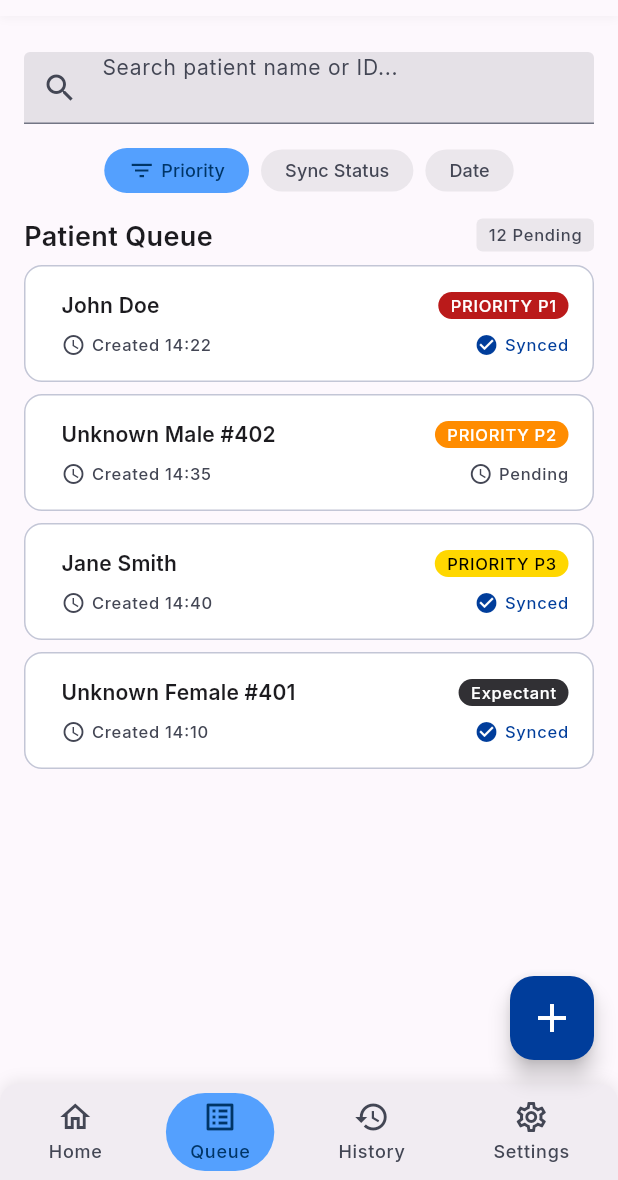
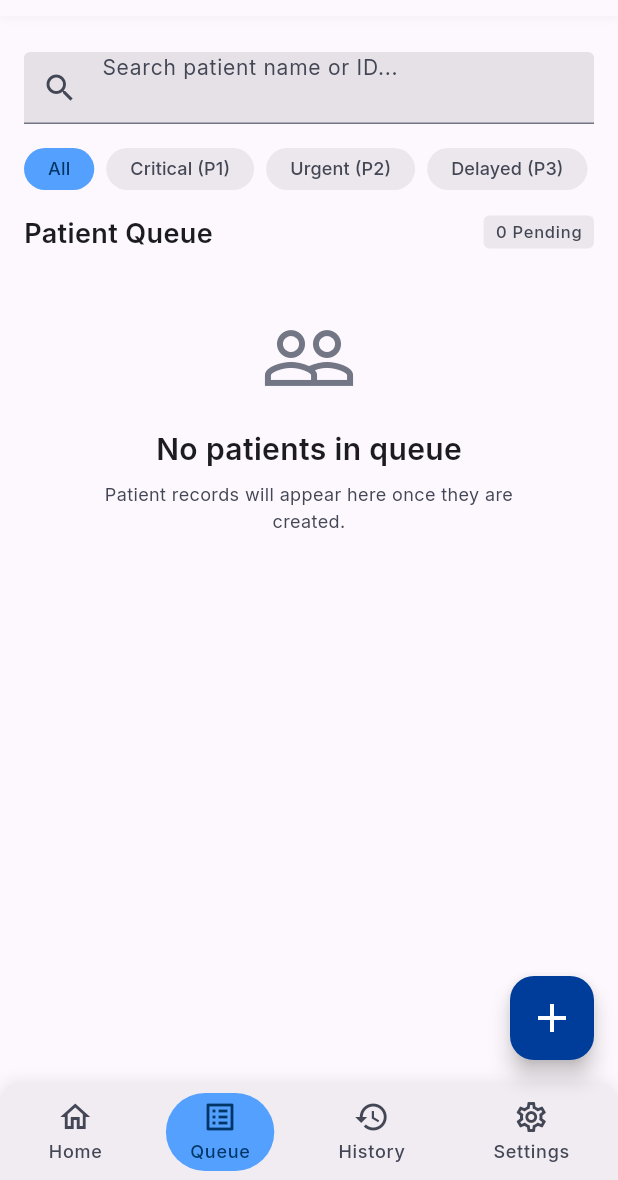
Before and after one commit to eddgachi/flutter-rapid-triage-app, a Flutter app: the PatientQueueScreen screen opened by its route, on a phone screen of 412 x 824 dp, the part 56-1236 px from its top. Run offline on Flutter 3.47's test engine with Material 3 defaults, Android fonts, the phone set to English and light mode, and no system bars; our stand-ins replace connectivity_plus, dio, flutter_riverpod, geolocator, go_router, hive_flutter; accounts and stored records are empty.

Commit message:
removed dummy data folder and added hive data to patient queue screen

```diff
--- a/lib/features/triage/controllers/queue_controller.dart
+++ b/lib/features/triage/controllers/queue_controller.dart
@@ -221,6 +221,23 @@ class QueueController extends Notifier<QueueState> {
     }
   }
 
+  // ==================== COUNT METHODS ====================
+  int totalCount() {
+    return _repository.totalPatients();
+  }
+
+  int pendingCount() {
+    return _repository.pendingCount();
+  }
+
+  int syncedCount() {
+    return _repository.syncedCount();
+  }
+
+  int criticalCount() {
+    return _repository.criticalCount();
+  }
+
   // ==================== GET COUNT INFORMATION ====================
   Map<String, int> getCounts() {
     return {
--- a/lib/features/triage/dummy/dummy_data.dart
+++ /dev/null
@@ -1,319 +0,0 @@
-import 'package:flutter/material.dart';
-
-class DummyPatient {
-  final String id;
-  final String name;
-  final String triageLevel;
-  final Color triageColor;
-  final String symptoms;
-  final String location;
-  final String nfcId;
-  final String createdAt;
-  final String syncStatus;
-  final Color syncColor;
-
-  const DummyPatient({
-    required this.id,
-    required this.name,
-    required this.triageLevel,
-    required this.triageColor,
-    required this.symptoms,
-    required this.location,
-    required this.nfcId,
-    required this.createdAt,
-    required this.syncStatus,
-    required this.syncColor,
-  });
-}
-
-class DummyQueueItem {
-  final String id;
-  final String name;
-  final String triageLevel;
-  final Color triageColor;
-  final String createdAt;
-  final String syncStatus;
-  final Color syncColor;
-
-  const DummyQueueItem({
-    required this.id,
-    required this.name,
-    required this.triageLevel,
-    required this.triageColor,
-    required this.createdAt,
-    required this.syncStatus,
-    required this.syncColor,
-  });
-}
-
-class DummySyncRecord {
-  final String id;
-  final String patientName;
-  final String triageLevel;
-  final String description;
-  final String time;
-  final String status;
-  final Color statusColor;
-  final Color leftColor;
-  final IconData icon;
-  final Color iconBgColor;
-  final Color iconColor;
-  final String? databaseId;
-
-  const DummySyncRecord({
-    required this.id,
-    required this.patientName,
-    required this.triageLevel,
-    required this.description,
-    required this.time,
-    required this.status,
-    required this.statusColor,
-    required this.leftColor,
-    required this.icon,
-    required this.iconBgColor,
-    required this.iconColor,
-    this.databaseId,
-  });
-}
-
-class DummyActivity {
-  final String patientId;
-  final String patientName;
-  final String triageLevel;
-  final Color triageColor;
-  final String time;
-  final String syncStatus;
-  final Color syncColor;
-
-  const DummyActivity({
-    required this.patientId,
-    required this.patientName,
-    required this.triageLevel,
-    required this.triageColor,
-    required this.time,
-    required this.syncStatus,
-    required this.syncColor,
-  });
-}
-
-class DummyTimelineEvent {
-  final String title;
-  final String time;
-  final String description;
-  final Color dotColor;
-  final Color cardColor;
-
-  const DummyTimelineEvent({
-    required this.title,
-    required this.time,
-    required this.description,
-    required this.dotColor,
-    required this.cardColor,
-  });
-}
-
-class DummyData {
-  DummyData._();
-
-  static const Color p1Color = Color(0xFFBA1A1A);
-  static const Color p2Color = Color(0xFFFF8C00);
-  static const Color p3Color = Color(0xFFFFD700);
-  static const Color p4Color = Color(0xFF313034);
-  static const Color p5Color = Color(0xFF0052CC);
-
-  static const Color syncedColor = Color(0xFF2E7D32);
-  static const Color pendingColor = Color(0xFFED6C02);
-  static const Color failedColor = Color(0xFFBA1A1A);
-
-  static const Color p1Bg = Color(0xFFFFDAD6);
-  static const Color p2Bg = Color(0xFFFF8C00);
-  static const Color p3Bg = Color(0xFF54A0FE);
-
-  static List<DummyPatient> get patients => [
-    const DummyPatient(
-      id: '#492-AXB',
-      name: 'Johnathan Doe',
-      triageLevel: 'P1 - CRITICAL',
-      triageColor: p1Color,
-      symptoms: 'Respiratory Distress',
-      location: 'Sector 7 - Ground Zero',
-      nfcId: 'TAG-A42-990',
-      createdAt: '12:30 PM',
-      syncStatus: 'Synced',
-      syncColor: syncedColor,
-    ),
-    const DummyPatient(
-      id: '#493-BXC',
-      name: 'Jane Smith',
-      triageLevel: 'P3',
-      triageColor: p3Color,
-      symptoms: 'Minor Laceration',
-      location: 'Sector 4 - Triage Tent',
-      nfcId: 'TAG-B12-345',
-      createdAt: '13:15 PM',
-      syncStatus: 'Pending',
-      syncColor: pendingColor,
-    ),
-    const DummyPatient(
-      id: '#491-ABC',
-      name: 'Unknown Male #402',
-      triageLevel: 'P2',
-      triageColor: p2Color,
-      symptoms: 'Chest Trauma',
-      location: 'Sector 7 - Ground Zero',
-      nfcId: 'TAG-C78-901',
-      createdAt: '14:35 PM',
-      syncStatus: 'Synced',
-      syncColor: syncedColor,
-    ),
-  ];
-
-  static List<DummyQueueItem> get queue => [
-    const DummyQueueItem(
-      id: '1',
-      name: 'John Doe',
-      triageLevel: 'PRIORITY P1',
-      triageColor: p1Color,
-      createdAt: 'Created 14:22',
-      syncStatus: 'Synced',
-      syncColor: syncedColor,
-    ),
-    const DummyQueueItem(
-      id: '2',
-      name: 'Unknown Male #402',
-      triageLevel: 'PRIORITY P2',
-      triageColor: p2Color,
-      createdAt: 'Created 14:35',
-      syncStatus: 'Pending',
-      syncColor: pendingColor,
-    ),
-    const DummyQueueItem(
-      id: '3',
-      name: 'Jane Smith',
-      triageLevel: 'PRIORITY P3',
-      triageColor: p3Color,
-      createdAt: 'Created 14:40',
-      syncStatus: 'Synced',
-      syncColor: syncedColor,
-    ),
-    const DummyQueueItem(
-      id: '4',
-      name: 'Unknown Female #401',
-      triageLevel: 'Expectant',
-      triageColor: p4Color,
-      createdAt: 'Created 14:10',
-      syncStatus: 'Synced',
-      syncColor: syncedColor,
-    ),
-  ];
-
-  static List<DummyActivity> get recentActivity => [
-    const DummyActivity(
-      patientId: '#8294',
-      patientName: 'Patient #8294',
-      triageLevel: 'Triage P1',
-      triageColor: p1Color,
-      time: '14:02',
-      syncStatus: 'cloud_off',
-      syncColor: p1Color,
-    ),
-    const DummyActivity(
-      patientId: '#8293',
-      patientName: 'Patient #8293',
-      triageLevel: 'Triage P3',
-      triageColor: p3Color,
-      time: '13:45',
-      syncStatus: 'cloud_done',
-      syncColor: syncedColor,
-    ),
-    const DummyActivity(
-      patientId: '#8292',
-      patientName: 'Patient #8292',
-      triageLevel: 'Triage P2',
-      triageColor: p2Color,
-      time: '13:20',
-      syncStatus: 'cloud_done',
-      syncColor: syncedColor,
-    ),
-  ];
-
-  static List<DummySyncRecord> get syncRecords => [
-    const DummySyncRecord(
-      id: '1',
-      patientName: 'Johnathan Miller',
-      triageLevel: 'P1',
-      description: 'Critical Trauma',
-      time: 'Today, 14:22 • Connection Timeout',
-      status: 'Sync Failed',
-      statusColor: failedColor,
-      leftColor: failedColor,
-      icon: Icons.sync_problem,
-      iconBgColor: p1Bg,
-      iconColor: failedColor,
-    ),
-    const DummySyncRecord(
-      id: '2',
-      patientName: 'Sarah Connor',
-      triageLevel: 'P3',
-      description: 'Minor Laceration',
-      time: 'Today, 13:45 • Database ID: RT-4492',
-      status: 'Synced',
-      statusColor: syncedColor,
-      leftColor: Color(0xFF0052CC),
-      icon: Icons.done_all,
-      iconBgColor: Color(0xFFDAE2FF),
-      iconColor: Color(0xFF003D9B),
-    ),
-    const DummySyncRecord(
-      id: '3',
-      patientName: 'Unknown Male (Adult)',
-      triageLevel: 'P2',
-      description: 'Respiratory Distress',
-      time: 'Today, 15:01 • Waiting for Network',
-      status: 'Queued',
-      statusColor: pendingColor,
-      leftColor: Color(0xFF737685),
-      icon: Icons.hourglass_empty,
-      iconBgColor: Color(0xFFE5E1E7),
-      iconColor: Color(0xFF434654),
-    ),
-    const DummySyncRecord(
-      id: '4',
-      patientName: 'Elena Rodriguez',
-      triageLevel: 'P1',
-      description: 'Cardiac Arrest',
-      time: 'Yesterday, 23:58 • Invalid Metadata',
-      status: 'Sync Failed',
-      statusColor: failedColor,
-      leftColor: failedColor,
-      icon: Icons.priority_high,
-      iconBgColor: p1Bg,
-      iconColor: failedColor,
-    ),
-  ];
-
-  static List<DummyTimelineEvent> get timelineEvents => [
-    const DummyTimelineEvent(
-      title: 'INITIAL ASSESSMENT',
-      time: '12:30 PM',
-      description:
-          'Patient found unresponsive. Triage category set to P1 (Immediate). Airway secured manually.',
-      dotColor: p1Color,
-      cardColor: Color(0xFFEBE7EC),
-    ),
-    const DummyTimelineEvent(
-      title: 'VITALS UPDATED',
-      time: '12:38 PM',
-      description: 'Pulse: 110 BPM | GCS: 8/15',
-      dotColor: Color(0xFF005FAF),
-      cardColor: Color(0xFFF1ECF2),
-    ),
-    const DummyTimelineEvent(
-      title: 'TRANSPORT REQUESTED',
-      time: '12:45 PM',
-      description: 'Heli-Vac Unit 4 dispatched to Sector 7. ETA 8 minutes.',
-      dotColor: Color(0xFF737685),
-      cardColor: Color(0xFFF1ECF2),
-    ),
-  ];
-}
--- a/lib/features/triage/screens/queue/patient_queue_screen.dart
+++ b/lib/features/triage/screens/queue/patient_queue_screen.dart
@@ -1,16 +1,48 @@
 import 'package:flutter/material.dart';
+import 'package:flutter_rapid_triage/core/constants/app_constants.dart';
+import 'package:flutter_rapid_triage/core/theme/app_colors.dart';
+import 'package:flutter_rapid_triage/core/theme/app_typography.dart';
+import 'package:flutter_rapid_triage/features/triage/controllers/queue_controller.dart';
+import 'package:flutter_rapid_triage/features/triage/models/triage_record.dart';
+import 'package:flutter_rapid_triage/features/triage/widgets/shared/bottom_nav_bar.dart';
+import 'package:flutter_riverpod/flutter_riverpod.dart';
 import 'package:go_router/go_router.dart';
 
-import '../../../../../core/theme/app_colors.dart';
-import '../../../../../core/theme/app_typography.dart';
-import '../../dummy/dummy_data.dart';
-import '../../widgets/shared/bottom_nav_bar.dart';
-
-class PatientQueueScreen extends StatelessWidget {
+class PatientQueueScreen extends ConsumerStatefulWidget {
   const PatientQueueScreen({super.key});
 
   @override
+  ConsumerState<PatientQueueScreen> createState() => _PatientQueueScreenState();
+}
+
+class _PatientQueueScreenState extends ConsumerState<PatientQueueScreen> {
+  final TextEditingController _searchController = TextEditingController();
+
+  @override
+  void initState() {
+    super.initState();
+    // Load queue data on init
+    WidgetsBinding.instance.addPostFrameCallback((_) {
+      ref.read(queueControllerProvider.notifier).load();
+    });
+  }
+
+  @override
+  void dispose() {
+    _searchController.dispose();
+    super.dispose();
+  }
+
+  @override
   Widget build(BuildContext context) {
+    final queueState = ref.watch(queueControllerProvider);
+    final records = queueState.records;
+
+    // Get pending count from the controller
+    final pendingCount = ref
+        .read(queueControllerProvider.notifier)
+        .pendingCount();
+
     return Scaffold(
       body: SafeArea(
         child: Column(
@@ -25,12 +57,50 @@ class PatientQueueScreen extends StatelessWidget {
                     const SizedBox(height: 16),
                     _buildFilterChips(),
                     const SizedBox(height: 16),
-                    _buildQueueHeader(),
+                    _buildQueueHeader(pendingCount),
                     const SizedBox(height: 8),
-                    ...DummyData.queue.map(
-                      (item) => Padding(
+                    if (queueState.loading)
+                      const Center(
+                        child: Padding(
+                          padding: EdgeInsets.all(32.0),
+                          child: CircularProgressIndicator(),
+                        ),
+                      )
+                    else if (records.isEmpty)
+                      Center(
+                        child: Padding(
+                          padding: const EdgeInsets.all(32.0),
+                          child: Column(
+                            children: [
+                              Icon(
+                                Icons.people_outline,
+                                size: 64,
+                                color: AppColors.outline,
+                              ),
+                              const SizedBox(height: 16),
+                              Text(
+                                'No patients in queue',
+                                style: AppTypography.textTheme.headlineSmall
+                                    ?.copyWith(color: AppColors.onSurface),
+                              ),
+                              const SizedBox(height: 8),
+                              Text(
+                                'Patient records will appear here once they are created.',
+                                style: AppTypography.textTheme.bodyMedium
+                                    ?.copyWith(
+                                      color: AppColors.onSurfaceVariant,
+                                    ),
+                                textAlign: TextAlign.center,
+                              ),
+                            ],
+                          ),
+                        ),
+                      )
+                    else
+                      ...records.map(
+                        (record) => Padding(
                           padding: const EdgeInsets.only(bottom: 8),
-                        child: _QueueCard(item: item),
+                          child: _QueueCard(record: record),
                         ),
                       ),
                   ],
@@ -96,12 +166,28 @@ class PatientQueueScreen extends StatelessWidget {
         color: AppColors.surfaceContainerLow,
         borderRadius: BorderRadius.circular(12),
       ),
-      child: const TextField(
+      child: TextField(
+        controller: _searchController,
+        onChanged: (query) {
+          ref.read(queueControllerProvider.notifier).search(query);
+        },
         decoration: InputDecoration(
           hintText: 'Search patient name or ID...',
-          prefixIcon: Icon(Icons.search, color: AppColors.onSurfaceVariant),
+          prefixIcon: const Icon(
+            Icons.search,
+            color: AppColors.onSurfaceVariant,
+          ),
           border: InputBorder.none,
-          contentPadding: EdgeInsets.symmetric(horizontal: 16),
+          contentPadding: const EdgeInsets.symmetric(horizontal: 16),
+          suffixIcon: _searchController.text.isNotEmpty
+              ? IconButton(
+                  icon: const Icon(Icons.clear, size: 20),
+                  onPressed: () {
+                    _searchController.clear();
+                    ref.read(queueControllerProvider.notifier).load();
+                  },
+                )
+              : null,
         ),
       ),
     );
@@ -113,20 +199,58 @@ class PatientQueueScreen extends StatelessWidget {
       child: Row(
         children: [
           _FilterChip(
-            label: 'Priority',
-            icon: Icons.filter_list,
+            label: 'All',
             isActive: true,
+            onTap: () {
+              ref.read(queueControllerProvider.notifier).load();
+            },
           ),
           const SizedBox(width: 8),
-          _FilterChip(label: 'Sync Status', isActive: false),
+          _FilterChip(
+            label: 'Critical (P1)',
+            isActive: false,
+            onTap: () {
+              ref.read(queueControllerProvider.notifier).filterPriority(1);
+            },
+          ),
           const SizedBox(width: 8),
-          _FilterChip(label: 'Date', isActive: false),
+          _FilterChip(
+            label: 'Urgent (P2)',
+            isActive: false,
+            onTap: () {
+              ref.read(queueControllerProvider.notifier).filterPriority(2);
+            },
+          ),
+          const SizedBox(width: 8),
+          _FilterChip(
+            label: 'Delayed (P3)',
+            isActive: false,
+            onTap: () {
+              ref.read(queueControllerProvider.notifier).filterPriority(3);
+            },
+          ),
+          const SizedBox(width: 8),
+          _FilterChip(
+            label: 'Pending Sync',
+            isActive: false,
+            onTap: () {
+              ref.read(queueControllerProvider.notifier).loadPending();
+            },
+          ),
+          const SizedBox(width: 8),
+          _FilterChip(
+            label: 'Synced',
+            isActive: false,
+            onTap: () {
+              ref.read(queueControllerProvider.notifier).loadSynced();
+            },
+          ),
         ],
       ),
     );
   }
 
-  Widget _buildQueueHeader() {
+  Widget _buildQueueHeader(int pendingCount) {
     return Row(
       mainAxisAlignment: MainAxisAlignment.spaceBetween,
       children: [
@@ -143,7 +267,7 @@ class PatientQueueScreen extends StatelessWidget {
             borderRadius: BorderRadius.circular(4),
           ),
           child: Text(
-            '12 Pending',
+            '$pendingCount Pending',
             style: AppTypography.textTheme.labelMedium?.copyWith(
               color: AppColors.onSurfaceVariant,
             ),
@@ -156,14 +280,20 @@ class PatientQueueScreen extends StatelessWidget {
 
 class _FilterChip extends StatelessWidget {
   final String label;
-  final IconData? icon;
   final bool isActive;
+  final VoidCallback onTap;
 
-  const _FilterChip({required this.label, this.icon, this.isActive = false});
+  const _FilterChip({
+    required this.label,
+    required this.isActive,
+    required this.onTap,
+  });
 
   @override
   Widget build(BuildContext context) {
-    return Container(
+    return GestureDetector(
+      onTap: onTap,
+      child: Container(
         padding: const EdgeInsets.symmetric(horizontal: 16, vertical: 6),
         decoration: BoxDecoration(
           color: isActive
@@ -171,20 +301,7 @@ class _FilterChip extends StatelessWidget {
               : AppColors.surfaceContainerHigh,
           borderRadius: BorderRadius.circular(9999),
         ),
-      child: Row(
-        mainAxisSize: MainAxisSize.min,
-        children: [
-          if (icon != null) ...[
-            Icon(
-              icon,
-              size: 18,
-              color: isActive
-                  ? AppColors.onSecondaryContainer
-                  : AppColors.onSurfaceVariant,
-            ),
-            const SizedBox(width: 4),
-          ],
-          Text(
+        child: Text(
           label,
           style: AppTypography.textTheme.labelLarge?.copyWith(
             color: isActive
@@ -192,21 +309,23 @@ class _FilterChip extends StatelessWidget {
                 : AppColors.onSurfaceVariant,
           ),
         ),
-        ],
       ),
     );
   }
 }
 
 class _QueueCard extends StatelessWidget {
-  final DummyQueueItem item;
+  final TriageRecord record;
 
-  const _QueueCard({required this.item});
+  const _QueueCard({required this.record});
 
   @override
   Widget build(BuildContext context) {
+    final priorityColor = _getPriorityColor(record.priority);
+    final isSynced = record.syncStatus == SyncStatus.synced;
+
     return GestureDetector(
-      onTap: () => context.go('/patient'),
+      onTap: () => context.go('/patient/${record.id}'),
       child: Container(
         decoration: BoxDecoration(
           color: AppColors.surfaceContainerLowest,
@@ -218,7 +337,7 @@ class _QueueCard extends StatelessWidget {
             Container(
               width: 8,
               decoration: BoxDecoration(
-                color: item.triageColor,
+                color: priorityColor,
                 borderRadius: const BorderRadius.horizontal(
                   left: Radius.circular(12),
                 ),
@@ -234,7 +353,7 @@ class _QueueCard extends StatelessWidget {
                       mainAxisAlignment: MainAxisAlignment.spaceBetween,
                       children: [
                         Text(
-                          item.name,
+                          record.patient.name,
                           style: AppTypography.textTheme.titleMedium?.copyWith(
                             color: AppColors.onSurface,
                           ),
@@ -245,14 +364,14 @@ class _QueueCard extends StatelessWidget {
                             vertical: 2,
                           ),
                           decoration: BoxDecoration(
-                            color: item.triageColor,
+                            color: priorityColor,
                             borderRadius: BorderRadius.circular(9999),
                           ),
                           child: Text(
-                            item.triageLevel,
+                            _getPriorityLabel(record.priority),
                             style: AppTypography.textTheme.labelMedium
                                 ?.copyWith(
-                                  color: item.triageLevel == 'PRIORITY P3'
+                                  color: record.priority == 3
                                       ? Colors.black
                                       : Colors.white,
                                 ),
@@ -273,7 +392,7 @@ class _QueueCard extends StatelessWidget {
                             ),
                             const SizedBox(width: 4),
                             Text(
-                              item.createdAt,
+                              _formatTime(record.createdAt),
                               style: AppTypography.textTheme.labelMedium
                                   ?.copyWith(color: AppColors.onSurfaceVariant),
                             ),
@@ -282,20 +401,18 @@ class _QueueCard extends StatelessWidget {
                         Row(
                           children: [
                             Icon(
-                              item.syncStatus == 'Synced'
-                                  ? Icons.check_circle
-                                  : Icons.schedule,
+                              isSynced ? Icons.check_circle : Icons.schedule,
                               size: 16,
-                              color: item.syncStatus == 'Synced'
+                              color: isSynced
                                   ? AppColors.primary
                                   : AppColors.onSurfaceVariant,
                             ),
                             const SizedBox(width: 4),
                             Text(
-                              item.syncStatus,
+                              isSynced ? 'Synced' : 'Pending',
                               style: AppTypography.textTheme.labelMedium
                                   ?.copyWith(
-                                    color: item.syncStatus == 'Synced'
+                                    color: isSynced
                                         ? AppColors.primary
                                         : AppColors.onSurfaceVariant,
                                   ),
@@ -313,4 +430,51 @@ class _QueueCard extends StatelessWidget {
       ),
     );
   }
+
+  Color _getPriorityColor(int priority) {
+    switch (priority) {
+      case 1:
+        return AppColors.error;
+      case 2:
+        return AppColors.p2Urgent;
+      case 3:
+        return AppColors.p3Delayed;
+      case 4:
+        return AppColors.inverseSurface;
+      default:
+        return AppColors.primary;
     }
+  }
+
+  String _getPriorityLabel(int priority) {
+    switch (priority) {
+      case 1:
+        return 'P1';
+      case 2:
+        return 'P2';
+      case 3:
+        return 'P3';
+      case 4:
+        return 'P4';
+      case 5:
+        return 'P5';
+      default:
+        return 'P${priority.toString()}';
+    }
+  }
+
+  String _formatTime(DateTime time) {
+    final now = DateTime.now();
+    final difference = now.difference(time);
+
+    if (difference.inDays > 0) {
+      return '${difference.inDays}d ago';
+    } else if (difference.inHours > 0) {
+      return '${difference.inHours}h ago';
+    } else if (difference.inMinutes > 0) {
+      return '${difference.inMinutes}m ago';
+    } else {
+      return 'Just now';
+    }
+  }
+}
```
Lines whose indentation alone changed are shown as unchanged.
